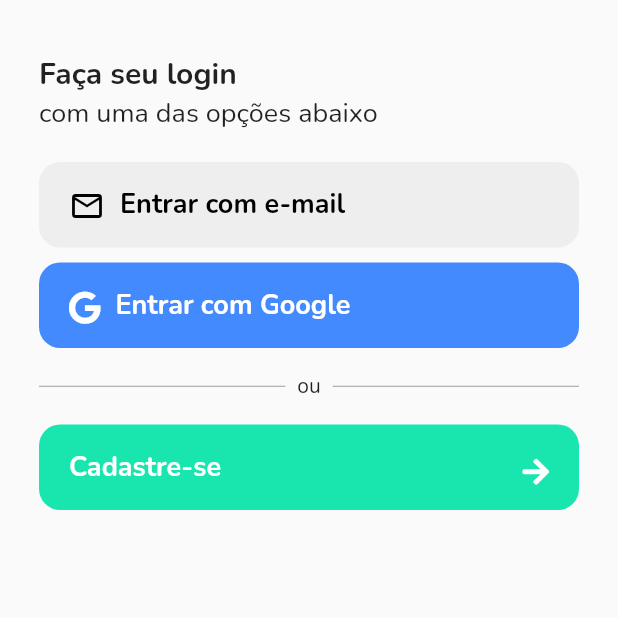
After one commit to RuanScherer/divide-ai, a Flutter app: the screen it shows after launch, scrolled down 576 dp, after a tap on "Entrar com e-mail", on a phone screen of 412 x 824 dp, the top half of it. The commit adds this screen. Run offline on Flutter 3.47's test engine with Material 2 defaults, Android fonts, the phone set to English and light mode, and no system bars; our stand-ins replace flutter_svg, font_awesome_flutter, google_fonts.

Commit message:
feat: create login screen structure

```diff
--- a/lib/main.dart
+++ b/lib/main.dart
@@ -1,4 +1,4 @@
-import 'package:divide_ai/screens/home_screen.dart';
+import 'package:divide_ai/screens/login_screen.dart';
 import 'package:flutter/material.dart';
 import 'package:google_fonts/google_fonts.dart';
 
@@ -8,9 +8,15 @@ void main() {
     title: 'DivideAí',
     theme: ThemeData(
       backgroundColor: Colors.white,
-      primaryColor: const Color(0XFF44C994),
+      primaryColor: const Color(0xFF00E4A7),
+      accentColor: const Color(0xFF00E4A7),
       textTheme: GoogleFonts.nunitoTextTheme(),
+      appBarTheme: const AppBarTheme(
+        iconTheme: IconThemeData(
+          color: Color(0xFF00E4A7),
+        ),
+      ),
     ),
-    home: const HomeScreen(),
+    home: const LoginScreen(),
   ));
 }
--- /dev/null
+++ b/lib/screens/login_screen.dart
@@ -0,0 +1,269 @@
+import 'package:flutter/material.dart';
+import 'package:flutter/services.dart';
+import 'package:flutter_svg/flutter_svg.dart';
+import 'package:font_awesome_flutter/font_awesome_flutter.dart';
+
+class LoginScreen extends StatelessWidget {
+  const LoginScreen({Key? key}) : super(key: key);
+
+  @override
+  Widget build(BuildContext context) {
+    return AnnotatedRegion<SystemUiOverlayStyle>(
+      value: SystemUiOverlayStyle(
+        statusBarColor: Theme.of(context).primaryColor,
+      ),
+      child: Scaffold(
+        body: SafeArea(
+          child: PageView(
+            scrollDirection: Axis.vertical,
+            children: [
+              _buildFirstOnboardPage(context),
+              _buildLoginPage(context),
+            ],
+          ),
+        ),
+      ),
+    );
+  }
+
+  Widget _buildFirstOnboardPage(BuildContext context) {
+    return Container(
+      padding: const EdgeInsets.symmetric(horizontal: 26, vertical: 36),
+      color: Theme.of(context).primaryColor,
+      child: Column(
+        mainAxisAlignment: MainAxisAlignment.spaceAround,
+        children: [
+          Column(
+            crossAxisAlignment: CrossAxisAlignment.stretch,
+            children: const [
+              Text(
+                'Divida contas com\nseus amigos',
+                style: TextStyle(
+                  fontSize: 34,
+                  fontWeight: FontWeight.bold,
+                  color: Colors.white,
+                  height: 1.2,
+                ),
+              ),
+              SizedBox(
+                height: 18,
+              ),
+              Text(
+                'Simples, rápido, fácil.',
+                style: TextStyle(
+                  fontSize: 20,
+                  fontWeight: FontWeight.bold,
+                  color: Colors.white,
+                ),
+              ),
+            ],
+          ),
+          Expanded(
+            child: SvgPicture.asset(
+              'assets/images/friends_online_connection.svg',
+            ),
+          ),
+          Column(
+            children: const [
+              Text(
+                'Começe agora deslizando',
+                style: TextStyle(
+                  fontSize: 18,
+                  fontWeight: FontWeight.bold,
+                  color: Colors.white,
+                ),
+              ),
+              Icon(
+                Icons.arrow_downward_rounded,
+                color: Colors.white,
+                size: 36,
+              )
+            ],
+          )
+        ],
+      ),
+    );
+  }
+
+  Widget _buildLoginPage(BuildContext context) {
+    return Column(
+      crossAxisAlignment: CrossAxisAlignment.stretch,
+      children: [
+        Padding(
+          padding: const EdgeInsets.symmetric(horizontal: 26, vertical: 36),
+          child: Column(
+            crossAxisAlignment: CrossAxisAlignment.stretch,
+            children: [
+              const Text(
+                'Faça seu login',
+                style: TextStyle(
+                  fontSize: 20,
+                  fontWeight: FontWeight.bold,
+                ),
+              ),
+              const Text(
+                'com uma das opções abaixo',
+                style: TextStyle(
+                  fontSize: 18,
+                ),
+              ),
+              const SizedBox(
+                height: 20,
+              ),
+              TextButton(
+                onPressed: () {},
+                style: ButtonStyle(
+                  shape: MaterialStateProperty.all<RoundedRectangleBorder>(
+                    RoundedRectangleBorder(
+                      borderRadius: BorderRadius.circular(14),
+                    ),
+                  ),
+                  backgroundColor:
+                      MaterialStateProperty.all<Color>(Colors.grey[200]!),
+                  overlayColor:
+                      MaterialStateProperty.all<Color>(Colors.grey[300]!),
+                ),
+                child: Container(
+                  padding: const EdgeInsets.symmetric(
+                    vertical: 8,
+                    horizontal: 12,
+                  ),
+                  child: Row(
+                    crossAxisAlignment: CrossAxisAlignment.end,
+                    children: const [
+                      Icon(
+                        Icons.email_outlined,
+                        color: Colors.black,
+                      ),
+                      SizedBox(
+                        width: 10,
+                      ),
+                      Text(
+                        'Entrar com e-mail',
+                        style: TextStyle(
+                          fontSize: 18,
+                          color: Colors.black,
+                          fontWeight: FontWeight.bold,
+                        ),
+                      ),
+                    ],
+                  ),
+                ),
+              ),
+              const SizedBox(
+                height: 10,
+              ),
+              TextButton(
+                onPressed: () {},
+                style: ButtonStyle(
+                  shape: MaterialStateProperty.all<RoundedRectangleBorder>(
+                    RoundedRectangleBorder(
+                      borderRadius: BorderRadius.circular(14),
+                    ),
+                  ),
+                  backgroundColor:
+                      MaterialStateProperty.all<Color>(Colors.blueAccent),
+                  overlayColor:
+                      MaterialStateProperty.all<Color>(Colors.white30),
+                ),
+                child: Container(
+                  padding: const EdgeInsets.symmetric(
+                    vertical: 8,
+                    horizontal: 12,
+                  ),
+                  child: Row(
+                    crossAxisAlignment: CrossAxisAlignment.end,
+                    children: const [
+                      FaIcon(
+                        FontAwesomeIcons.google,
+                        color: Colors.white,
+                        size: 22,
+                      ),
+                      SizedBox(
+                        width: 10,
+                      ),
+                      Text(
+                        'Entrar com Google',
+                        style: TextStyle(
+                          fontSize: 18,
+                          color: Colors.white,
+                          fontWeight: FontWeight.bold,
+                        ),
+                      ),
+                    ],
+                  ),
+                ),
+              ),
+              const SizedBox(
+                height: 16,
+              ),
+              Row(
+                children: [
+                  Expanded(
+                    child: Divider(
+                      color: Colors.grey[500],
+                    ),
+                  ),
+                  const Padding(
+                    padding: EdgeInsets.symmetric(horizontal: 8),
+                    child: Text('ou'),
+                  ),
+                  Expanded(
+                    child: Divider(
+                      color: Colors.grey[500],
+                    ),
+                  ),
+                ],
+              ),
+              const SizedBox(
+                height: 16,
+              ),
+              TextButton(
+                onPressed: () {},
+                style: ButtonStyle(
+                  shape: MaterialStateProperty.all<RoundedRectangleBorder>(
+                    RoundedRectangleBorder(
+                      borderRadius: BorderRadius.circular(14),
+                    ),
+                  ),
+                  backgroundColor: MaterialStateProperty.all<Color>(
+                      Theme.of(context).primaryColor.withOpacity(0.9)),
+                  overlayColor:
+                      MaterialStateProperty.all<Color>(Colors.white30),
+                ),
+                child: Container(
+                  padding: const EdgeInsets.symmetric(
+                    vertical: 8,
+                    horizontal: 12,
+                  ),
+                  child: Row(
+                    mainAxisAlignment: MainAxisAlignment.spaceBetween,
+                    crossAxisAlignment: CrossAxisAlignment.end,
+                    children: const [
+                      Text(
+                        'Cadastre-se',
+                        style: TextStyle(
+                          fontSize: 18,
+                          color: Colors.white,
+                          fontWeight: FontWeight.bold,
+                        ),
+                      ),
+                      SizedBox(
+                        width: 10,
+                      ),
+                      FaIcon(
+                        FontAwesomeIcons.arrowRight,
+                        color: Colors.white,
+                        size: 20,
+                      ),
+                    ],
+                  ),
+                ),
+              ),
+            ],
+          ),
+        ),
+      ],
+    );
+  }
+}
```
Also changed, not shown: pubspec.yaml (+4 -3 lines), assets/images/friends_online_connection.svg (added), pubspec.lock.
